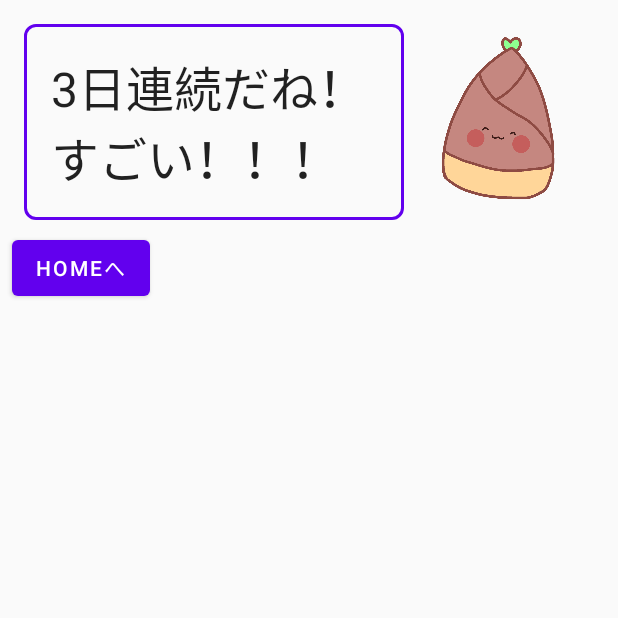
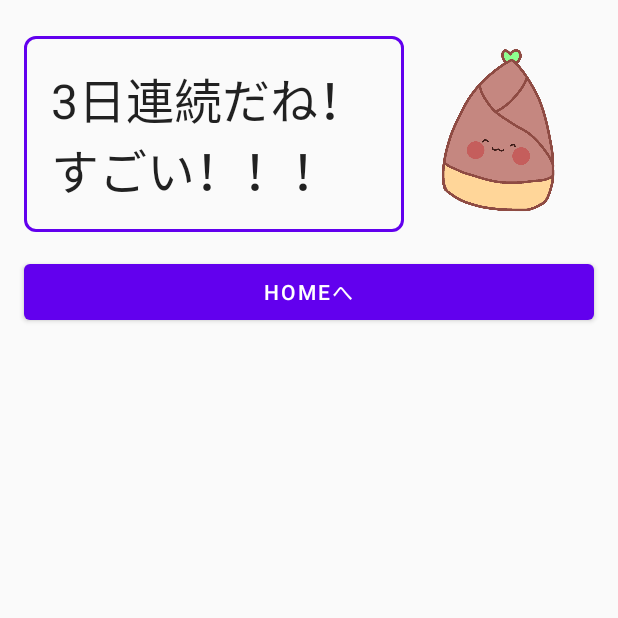
Before and after one commit to rnk0085/takenoko, an Android app built with Jetpack Compose: the screen it shows after launch (MainActivity), on a phone screen of 412 x 824 dp, the top half of it. Run offline under Robolectric (Android 15) with nearby library versions, the light colour scheme and no system bars; our stand-ins replace Dagger/Hilt's generated code.

Commit message:
feat: ボタンの大きさを変更

```diff
--- a/app/src/main/java/com/rnk0085/android/takenoko/ui/screen/top/TopScreen.kt
+++ b/app/src/main/java/com/rnk0085/android/takenoko/ui/screen/top/TopScreen.kt
@@ -1,8 +1,10 @@
 package com.rnk0085.android.takenoko.ui.screen.top
 
 import androidx.compose.foundation.layout.BoxWithConstraints
+import androidx.compose.foundation.layout.Spacer
 import androidx.compose.foundation.layout.fillMaxSize
 import androidx.compose.foundation.layout.fillMaxWidth
+import androidx.compose.foundation.layout.height
 import androidx.compose.foundation.layout.padding
 import androidx.compose.foundation.lazy.LazyColumn
 import androidx.compose.material.Button
@@ -45,15 +47,26 @@ fun TopScreen(
                 .padding(8.dp)
         ) {
             item {
+                Spacer(modifier = Modifier.height(16.dp))
+
                 TopPraiseSection(
                     praiseMessage = uiState.praiseMessage,
                     screenWidth = screenWidth,
-                    modifier = Modifier.fillMaxWidth().padding(8.dp)
+                    modifier = Modifier
+                        .fillMaxWidth()
+                        .padding(horizontal = 8.dp)
                 )
             }
 
             item {
-                Button(onClick = navigateToHome) {
+                Spacer(modifier = Modifier.height(16.dp))
+
+                Button(
+                    onClick = navigateToHome,
+                    modifier = Modifier
+                        .fillMaxWidth()
+                        .padding(horizontal = 8.dp)
+                ) {
                     Text(text = "HOMEへ")
                 }
             }
```
